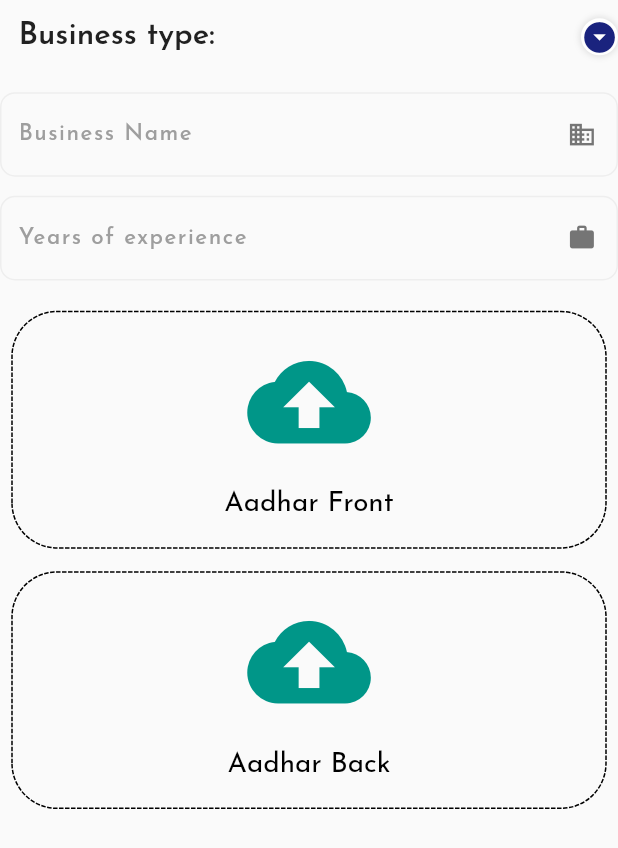
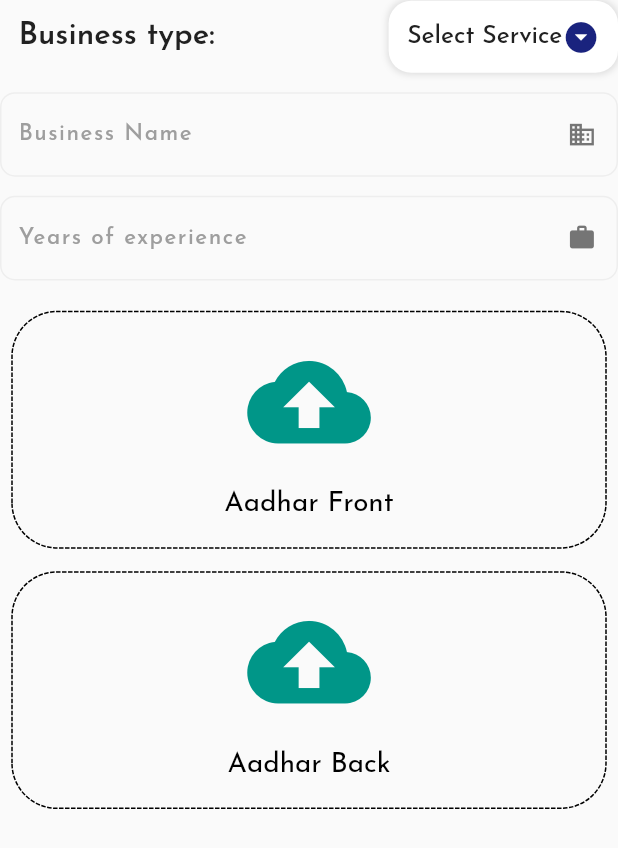
Before and after one commit to spotmies/s_partner, a Flutter app: the Step3 widget shown alone on an empty page, opened directly with empty values, after a tap on the "cloud upload" icon, on a phone screen of 412 x 824 dp. Shown: the top 848 px of the screen. Run offline on Flutter 3.47's test engine with Material 2 defaults, Android fonts, the phone set to English and light mode, and no system bars; our stand-ins replace animated_bottom_navigation_bar, audioplayers, awesome_notifications, carousel_slider, cloud_firestore, file and 30 more; missing offline and left inert: flutter_webrtc; accounts and stored records are empty; network calls fail.

Commit message:
stepper bugs

```diff
--- a/lib/controllers/stepper_controller.dart
+++ b/lib/controllers/stepper_controller.dart
@@ -299,9 +299,9 @@ class StepperController extends ControllerMVC {
           DateTime.now().day + 0,
         ));
     if (date != null) {
-      setState(() {
-        pickedDate = date;
-      });
+      // setState(() {
+      pickedDate = date;
+      // });
     }
   }
 
--- a/lib/home/online.dart
+++ b/lib/home/online.dart
@@ -1,3 +1,4 @@
+import 'dart:developer';
 import 'dart:ui';
 import 'package:flutter/cupertino.dart';
 import 'package:flutter/material.dart';
@@ -366,8 +367,8 @@ class _OnlineState extends StateMVC<Online> {
                                                   borderSideColor:
                                                       Colors.grey[100]!,
                                                   onClick: () async {
-                                                    await _incomingOrdersController
-                                                        ?.respondToOrder(
+                                                    await _incomingOrdersController!
+                                                        .respondToOrder(
                                                             o[index],
                                                             partnerProfile![
                                                                 '_id'],
@@ -563,6 +564,7 @@ class _OnlineState extends StateMVC<Online> {
   bidSendingBottomSheet(double hight, double width, uid, ordDetails, ordid, pid,
       uDetails, pDetails,
       {from = "inside"}) {
+    log(uid.toString());
     return showModalBottomSheet(
         context: context,
         elevation: 22,
--- a/lib/login/accountType.dart
+++ b/lib/login/accountType.dart
@@ -101,7 +101,7 @@ class _AccountTypeState extends State<AccountType> {
                             color: !freelanace
                                 ? Colors.blueGrey[200]!
                                 : Colors.white)),
-                    child: Wrap(
+                    child: Row(
                       children: [
                         Checkbox(
                             activeColor: Colors.white,
--- a/lib/login/stepper/step3UI.dart
+++ b/lib/login/stepper/step3UI.dart
@@ -21,7 +21,7 @@ class _Step3State extends State<Step3> {
   @override
   Widget build(BuildContext context) {
     return Container(
-      height: height(context) * 0.75,
+      height: height(context) * 0.72,
       child: Form(
         key: widget.stepperController?.step3Formkey,
         child: ListView(
@@ -48,9 +48,9 @@ class _Step3State extends State<Step3> {
                   ),
                   Flexible(
                     child: Container(
-                      // padding: EdgeInsets.only(
-                      //     left: width(context) * 0.03,
-                      //     right: width(context) * 0.03),
+                      padding: EdgeInsets.only(
+                          left: width(context) * 0.03,
+                          right: width(context) * 0.03),
                       decoration: BoxDecoration(
                           boxShadow: [
                             BoxShadow(
@@ -79,6 +79,12 @@ class _Step3State extends State<Step3> {
                             value: location['serviceId'],
                           );
                         }).toList(),
+                        hint: TextWid(
+                          text: 'Select Service',
+                          color: Colors.grey[900]!,
+                          size: width(context) * 0.04,
+                          weight: FontWeight.w500,
+                        ),
                         onChanged: (newVal) {
                           setState(() {
                             widget.stepperController?.dropDownValue =
@@ -118,21 +124,22 @@ class _Step3State extends State<Step3> {
               imageType: 'front',
               stepperController: widget.stepperController,
               condition: widget.stepperController?.adharfront == null,
+              onClick: () async {
+                await widget.stepperController?.adharfrontpage();
+
+                setState(() {});
+              },
             ),
             UploadUI(
               imageType: 'back',
               stepperController: widget.stepperController,
               condition: widget.stepperController?.adharback == null,
+              onClick: () async {
+                await widget.stepperController?.adharBack();
+
+                setState(() {});
+              },
             ),
-
-            // uploadUI('front', widget.stepperController!,
-            //     widget.stepperController?.adharfront == null, context),
-            // uploadUI('back', widget.stepperController!,
-            // widget.stepperController?.adharback == null, context),
-            // type == "student"
-            //     ? uploadUI(_hight, _width, 'clgId', stepperController,
-            //         stepperController.clgId == null)
-            //     : Container(),
           ],
         ),
       ),
@@ -144,8 +151,13 @@ class UploadUI extends StatefulWidget {
   final String? imageType;
   final StepperController? stepperController;
   final bool? condition;
+  final VoidCallback? onClick;
   const UploadUI(
-      {Key? key, this.imageType, this.stepperController, this.condition})
+      {Key? key,
+      this.imageType,
+      this.stepperController,
+      this.condition,
+      this.onClick})
       : super(key: key);
 
   @override
@@ -171,20 +183,9 @@ class _UploadUIState extends State<UploadUI> {
                   crossAxisAlignment: CrossAxisAlignment.center,
                   children: [
                     InkWell(
-                      onTap: () async {
+                      onTap: () {
                         print("ontap >>>>>>>");
-                        if (widget.imageType == 'front')
-                          await widget.stepperController?.adharfrontpage();
-                        setState(() {});
-                        if (widget.imageType == 'back')
-                          await widget.stepperController?.adharBack();
-                        setState(() {});
-                        if (widget.imageType == 'clgId')
-                          await widget.stepperController?.clgIdImage();
-                        setState(() {});
-                        widget.stepperController?.refresh();
-                        print("refress >>>>>>>>>");
-                        setState(() {});
+                        return widget.onClick!();
                       },
                       child: Icon(
                         Icons.cloud_upload,
@@ -228,13 +229,14 @@ class _UploadUIState extends State<UploadUI> {
                       child: IconButton(
                           padding: EdgeInsets.all(0.0),
                           onPressed: () async {
-                            if (widget.imageType == 'front')
-                              await widget.stepperController?.adharfrontpage();
-                            if (widget.imageType == 'back')
-                              await widget.stepperController?.adharBack();
-                            if (widget.imageType == 'clgId')
-                              await widget.stepperController?.clgIdImage();
-                            setState(() {});
+                            return widget.onClick!();
+                            // if (widget.imageType == 'front')
+                            //   await widget.stepperController?.adharfrontpage();
+                            // if (widget.imageType == 'back')
+                            //   await widget.stepperController?.adharBack();
+                            // if (widget.imageType == 'clgId')
+                            //   await widget.stepperController?.clgIdImage();
+                            // setState(() {});
                           },
                           icon: Icon(
                             Icons.change_circle,
```
Also changed, not shown: lib/controllers/incomingOrders_controller.dart (+7 -5 lines), lib/home/navBar.dart (+6 -5 lines), lib/login/stepper/step2UI.dart (+4 -3 lines), lib/main.dart (+8 -8 lines).
